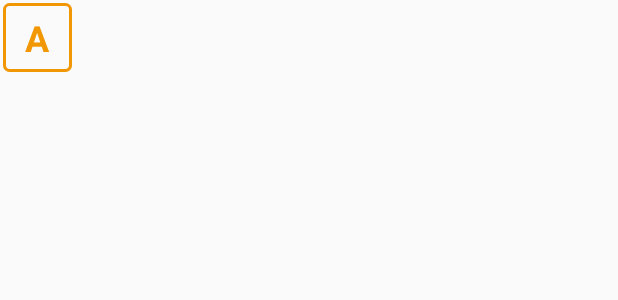
After one commit to LuigiVampa92/YmsHackathon, an Android app: the layout item_letter.xml on its own in the app's theme, with its tools: preview values and no code run, on a phone screen of 412 x 824 dp. The commit adds this screen. Shown: the top 300 px of the screen. Run offline under Robolectric (Android 15) with nearby library versions, the phone set to English and light mode, and no system bars.

Commit message:
added word recycler on view

```diff
--- /dev/null
+++ b/app/src/main/res/drawable/bg_letter.xml
@@ -0,0 +1,8 @@
+<?xml version="1.0" encoding="utf-8"?>
+<shape xmlns:android="http://schemas.android.com/apk/res/android" android:shape="rectangle">
+    <stroke
+        android:color="@color/color_letter"
+        android:width="2dp"
+        />
+    <corners android:radius="3dp" />
+</shape>
--- /dev/null
+++ b/app/src/main/res/layout/item_letter.xml
@@ -0,0 +1,23 @@
+<?xml version="1.0" encoding="utf-8"?>
+<RelativeLayout
+    xmlns:android="http://schemas.android.com/apk/res/android"
+    xmlns:tools="http://schemas.android.com/tools"
+    android:padding="2dp"
+    android:layout_width="@dimen/letter_size"
+    android:layout_height="@dimen/letter_size">
+
+    <TextView
+        android:id="@+id/letter_char"
+        android:layout_width="match_parent"
+        android:layout_height="match_parent"
+        android:layout_centerVertical="true"
+        android:layout_centerHorizontal="true"
+        android:background="@drawable/bg_letter"
+        android:gravity="center"
+        android:textStyle="bold"
+        android:textSize="24sp"
+        android:textColor="@color/color_letter"
+        tools:text="A"
+        />
+
+</RelativeLayout>
--- a/app/src/main/res/values/colors.xml
+++ b/app/src/main/res/values/colors.xml
@@ -5,4 +5,5 @@
     <color name="color_accent">#FF4081</color>
 
     <color name="color_white">#FFFFFF</color>
+    <color name="color_letter">#f29704</color>
 </resources>
--- a/app/src/main/res/values/dimens.xml
+++ b/app/src/main/res/values/dimens.xml
@@ -1,5 +1,10 @@
 <?xml version="1.0" encoding="utf-8"?>
 <resources>
+
+    <!--toolbar-->
     <dimen name="toolbar_height">56dp</dimen>
     <dimen name="toolbar_elevation">3dp</dimen>
+
+    <dimen name="letter_size">50dp</dimen>
+
 </resources>
```
Also changed, not shown: app/src/main/java/com/luigivampa92/yms/timekiller/ui/main/LetterViewHolder.kt (added, +37 -0 lines), app/src/main/java/com/luigivampa92/yms/timekiller/ui/main/MainActivity.kt (+25 -2 lines), app/src/main/java/com/luigivampa92/yms/timekiller/ui/main/MainPresenter.kt (+8 -0 lines), app/src/main/java/com/luigivampa92/yms/timekiller/ui/main/WordRecyclerViewAdapter.kt (added, +27 -0 lines), app/src/main/res/layout/activity_main.xml (+8 -6 lines).
